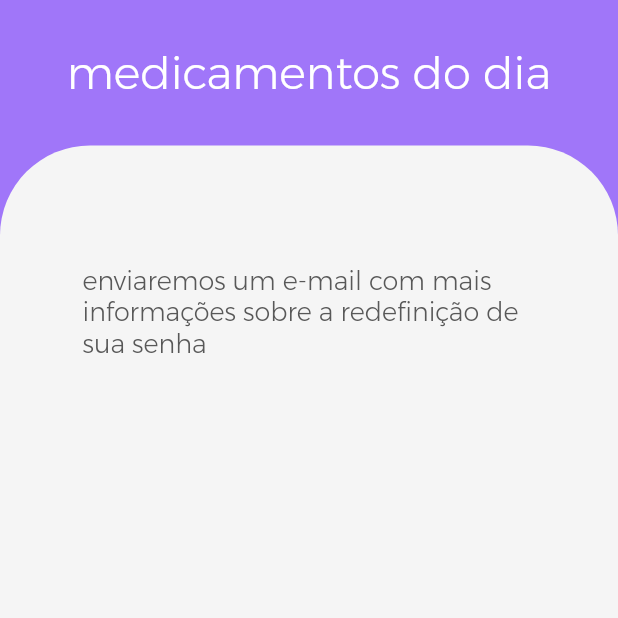
After one commit to hunteradv/gmed, a Flutter app: the MedicineListPage screen opened by its route, on a phone screen of 412 x 824 dp, the top half of it. The commit adds this screen. Run offline on Flutter 3.47's test engine with Material 2 defaults, Android fonts, the light colour scheme and no system bars; our stand-ins replace firebase_auth, firebase_core; accounts and stored records are empty.

Commit message:
criada tela de recuperação de senha

```diff
--- a/lib/homepage.dart
+++ b/lib/homepage.dart
@@ -75,12 +75,16 @@ class HomePage extends StatelessWidget {
               ),
               Container(
                 margin: const EdgeInsets.fromLTRB(0, 10, 0, 0),
+                child: GestureDetector(
+                  onTap: () =>
+                      Navigator.pushNamed(context, '/recoveryPassword'),
                   child: const Text(
                     'esqueceu a senha?',
                     style: TextStyle(
                         color: Color(0xFF585858),
                         fontSize: 17,
                         fontFamily: 'montserratLight'),
+                  ),
                 ),
               ),
             ],
--- a/lib/login.dart
+++ b/lib/login.dart
@@ -98,7 +98,13 @@ class _LoginPageState extends State<LoginPage> {
         return;
       }
 
+      if (e.toString().contains('email address is badly formatted')) {
+        showAlertDialog('e-mail inválido');
+        return;
+      }
+
       showAlertDialog(e.toString());
+      return;
     }
   }
 
--- /dev/null
+++ b/lib/medicineList.dart
@@ -0,0 +1,71 @@
+import 'package:firebase_auth/firebase_auth.dart';
+import 'package:flutter/material.dart';
+
+// ignore: must_be_immutable
+class MedicineListPage extends StatelessWidget {
+  TextEditingController emailTxt = TextEditingController();
+
+  @override
+  Widget build(BuildContext context) {
+    return Scaffold(
+      body: Container(
+        color: const Color(0xFFA076F9),
+        width: double.infinity,
+        child: Column(
+          crossAxisAlignment: CrossAxisAlignment.center,
+          children: [
+            const SizedBox(
+              height: 10,
+            ),
+            const Padding(
+              padding: EdgeInsets.all(20),
+              child: Column(
+                children: [
+                  Text(
+                    "medicamentos do dia",
+                    style: TextStyle(color: Colors.white, fontSize: 30),
+                  ),
+                ],
+              ),
+            ),
+            const SizedBox(
+              height: 10,
+            ),
+            Expanded(
+              child: Container(
+                decoration: const BoxDecoration(
+                  color: Color(0xFFF5F5F5),
+                  borderRadius: BorderRadius.only(
+                    topLeft: Radius.circular(60),
+                    topRight: Radius.circular(60),
+                  ),
+                ),
+                child: Padding(
+                  padding: const EdgeInsets.all(20),
+                  child: ListView(
+                    children: [
+                      const SizedBox(
+                        height: 60,
+                      ),
+                      Container(
+                        margin: const EdgeInsets.fromLTRB(35, 0, 19.5, 30),
+                        child: const Center(
+                          child: Text(
+                              'enviaremos um e-mail com mais informações sobre a redefinição de sua senha',
+                              style: TextStyle(
+                                fontSize: 17,
+                                color: Color(0xFF585858),
+                              )),
+                        ),
+                      ),
+                    ],
+                  ),
+                ),
+              ),
+            ),
+          ],
+        ),
+      ),
+    );
+  }
+}
--- a/lib/register.dart
+++ b/lib/register.dart
@@ -108,7 +108,18 @@ class _RegisterPageState extends State<RegisterPage> {
       // ignore: use_build_context_synchronously
       Navigator.of(context).pushNamed('/login');
     } on Exception catch (e) {
+      if (e.toString().contains('wrong-password')) {
+        showAlertDialog('senha incorreta');
+        return;
+      }
+
+      if (e.toString().contains('email address is badly formatted')) {
+        showAlertDialog('e-mail inválido');
+        return;
+      }
+
       showAlertDialog(e.toString());
+      return;
     }
   }
 
```
Also changed, not shown: lib/main.dart (+6 -2 lines), lib/recoveryPassword.dart (+182 -0 lines). Lines whose indentation alone changed are shown as unchanged.
